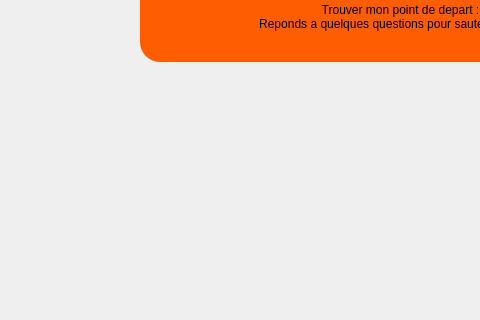
Before: the Qt Designer form level.ui in salma-aanzi/duo, drawn with Qt 5; both pictures show x 0 to 480 and y 559 to 879 of the 692 by 879 pixel window.
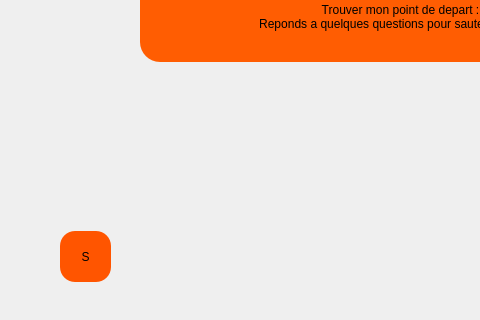
After: the same form once the commit is applied. Icons and pictures are not drawn.

What changed in the file:
```diff
--- a/level.ui
+++ b/level.ui
@@ -87,6 +87,24 @@
      <iconset theme="accessories-dictionary"/>
     </property>
    </widget>
+   <widget class="QPushButton" name="profe">
+    <property name="geometry">
+     <rect>
+      <x>60</x>
+      <y>790</y>
+      <width>51</width>
+      <height>51</height>
+     </rect>
+    </property>
+    <property name="styleSheet">
+     <string notr="true">background-color: rgb(255, 85, 0);
+font: 700 11pt &quot;Arial&quot;;
+border-radius:15px;</string>
+    </property>
+    <property name="text">
+     <string>S</string>
+    </property>
+   </widget>
   </widget>
   <widget class="QMenuBar" name="menubar">
    <property name="geometry">
```
